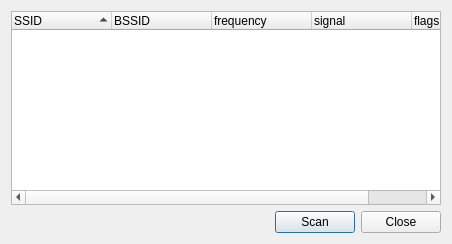
Above: src/scanresults.ui from loh-tar/wpa-cute before the change. Below: the same form after it.
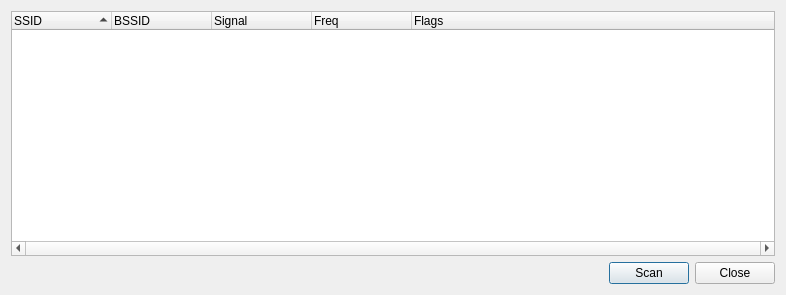
That is the form after the change.

Commit message:
Give some love to the appearance of Scan window
- Modify Header captions, use uppercase first letter and shorten Freq
- Swap Freq <-> Signal
- Resize column to contents with special effort to SSID where not necessarily
  some less over long names widen the column
- Make Signal column stretching
- Increase default window size

What changed in the file:
```diff
--- a/src/scanresults.ui
+++ b/src/scanresults.ui
@@ -1,12 +1,12 @@
 <ui version="4.0" >
  <class>ScanResults</class>
- <widget class="QDialog" name="ScanResults" >
-  <property name="geometry" >
+ <widget class="QDialog" name="ScanResults">
+  <property name="geometry">
    <rect>
     <x>0</x>
     <y>0</y>
-    <width>452</width>
-    <height>244</height>
+    <width>786</width>
+    <height>295</height>
    </rect>
   </property>
   <property name="windowTitle" >
@@ -14,11 +14,20 @@
   </property>
   <layout class="QVBoxLayout" >
    <item>
-    <widget class="QTreeWidget" name="scanResultsWidget" >
-     <property name="editTriggers" >
+    <widget class="QTreeWidget" name="scanResultsWidget">
+     <property name="horizontalScrollBarPolicy">
+      <enum>Qt::ScrollBarAlwaysOn</enum>
+     </property>
+     <property name="autoScrollMargin">
+      <number>16</number>
+     </property>
+     <property name="editTriggers">
       <set>QAbstractItemView::NoEditTriggers</set>
      </property>
-     <property name="uniformRowHeights" >
+     <property name="textElideMode">
+      <enum>Qt::ElideRight</enum>
+     </property>
+     <property name="uniformRowHeights">
       <bool>true</bool>
      </property>
      <property name="sortingEnabled" >
@@ -27,6 +36,12 @@
      <property name="columnCount" >
       <number>5</number>
      </property>
+     <attribute name="headerDefaultSectionSize">
+      <number>100</number>
+     </attribute>
+     <attribute name="headerMinimumSectionSize">
+      <number>80</number>
+     </attribute>
      <column>
       <property name="text" >
        <string>SSID</string>
@@ -38,18 +53,23 @@
       </property>
      </column>
      <column>
-      <property name="text" >
-       <string>frequency</string>
+      <property name="text">
+       <string>Signal</string>
       </property>
      </column>
      <column>
-      <property name="text" >
-       <string>signal</string>
+      <property name="text">
+       <string>Freq</string>
       </property>
      </column>
      <column>
-      <property name="text" >
-       <string>flags</string>
+      <property name="text">
+       <string>Flags</string>
+      </property>
+      <property name="font">
+       <font>
+        <stylestrategy>PreferAntialias</stylestrategy>
+       </font>
       </property>
      </column>
     </widget>
@@ -87,8 +107,7 @@
    </item>
   </layout>
  </widget>
- <layoutdefault spacing="6" margin="11" />
- <pixmapfunction></pixmapfunction>
+ <layoutdefault spacing="6" margin="11"/>
  <resources/>
  <connections/>
 </ui>
```
Left out of the diff: 31 changed lines with no effect on the pictures. The commit also changes 2 other files.
